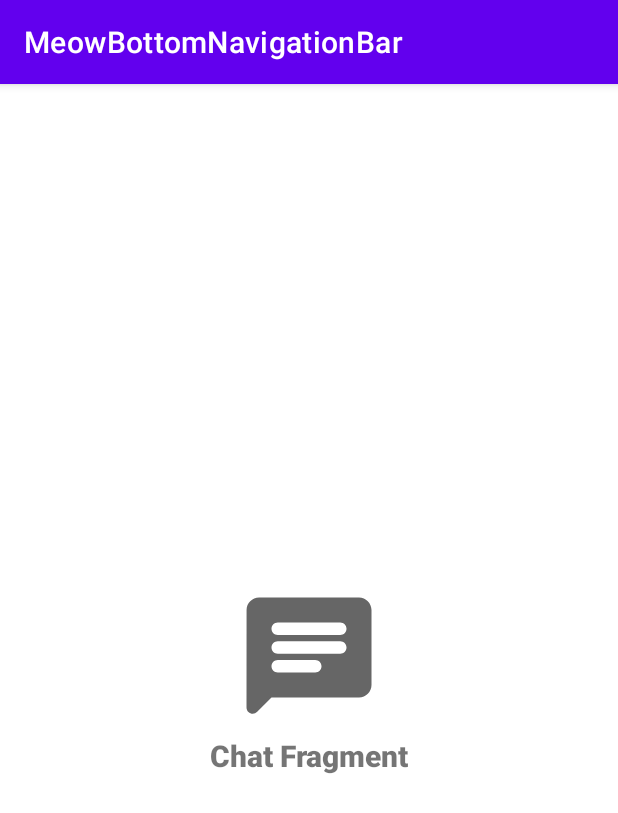
After one commit to RujiraKongsomran/MeowBottomNavigationBar, an Android app: the fragment ChatFragment shown on its own in the app's theme, on a phone screen of 412 x 824 dp. The commit adds this screen. Shown: the top 813 px of the screen. Run offline under Robolectric (Android 15) with nearby library versions, the phone set to English and light mode, and no system bars.

Commit message:
Create and design layout to fragment

```diff
--- a/app/build.gradle
+++ b/app/build.gradle
@@ -40,6 +40,7 @@ dependencies {
     implementation 'androidx.appcompat:appcompat:1.3.1'
     implementation 'com.google.android.material:material:1.4.0'
     implementation 'androidx.constraintlayout:constraintlayout:2.1.0'
+    implementation 'androidx.legacy:legacy-support-v4:1.0.0'
     testImplementation 'junit:junit:4.13.2'
     androidTestImplementation 'androidx.test.ext:junit:1.1.3'
     androidTestImplementation 'androidx.test.espresso:espresso-core:3.4.0'
--- /dev/null
+++ b/app/src/main/java/com/rujirakongsomran/meowbottomnavigationbar/ChatFragment.kt
@@ -0,0 +1,59 @@
+package com.rujirakongsomran.meowbottomnavigationbar
+
+import android.os.Bundle
+import androidx.fragment.app.Fragment
+import android.view.LayoutInflater
+import android.view.View
+import android.view.ViewGroup
+
+// TODO: Rename parameter arguments, choose names that match
+// the fragment initialization parameters, e.g. ARG_ITEM_NUMBER
+private const val ARG_PARAM1 = "param1"
+private const val ARG_PARAM2 = "param2"
+
+/**
+ * A simple [Fragment] subclass.
+ * Use the [ChatFragment.newInstance] factory method to
+ * create an instance of this fragment.
+ */
+class ChatFragment : Fragment() {
+    // TODO: Rename and change types of parameters
+    private var param1: String? = null
+    private var param2: String? = null
+
+    override fun onCreate(savedInstanceState: Bundle?) {
+        super.onCreate(savedInstanceState)
+        arguments?.let {
+            param1 = it.getString(ARG_PARAM1)
+            param2 = it.getString(ARG_PARAM2)
+        }
+    }
+
+    override fun onCreateView(
+        inflater: LayoutInflater, container: ViewGroup?,
+        savedInstanceState: Bundle?
+    ): View? {
+        // Inflate the layout for this fragment
+        return inflater.inflate(R.layout.fragment_chat, container, false)
+    }
+
+    companion object {
+        /**
+         * Use this factory method to create a new instance of
+         * this fragment using the provided parameters.
+         *
+         * @param param1 Parameter 1.
+         * @param param2 Parameter 2.
+         * @return A new instance of fragment ChatFragment.
+         */
+        // TODO: Rename and change types and number of parameters
+        @JvmStatic
+        fun newInstance(param1: String, param2: String) =
+            ChatFragment().apply {
+                arguments = Bundle().apply {
+                    putString(ARG_PARAM1, param1)
+                    putString(ARG_PARAM2, param2)
+                }
+            }
+    }
+}
--- /dev/null
+++ b/app/src/main/res/layout/fragment_chat.xml
@@ -0,0 +1,32 @@
+<?xml version="1.0" encoding="utf-8"?>
+<androidx.constraintlayout.widget.ConstraintLayout xmlns:android="http://schemas.android.com/apk/res/android"
+    xmlns:tools="http://schemas.android.com/tools"
+    android:layout_width="match_parent"
+    android:layout_height="match_parent"
+    xmlns:app="http://schemas.android.com/apk/res-auto"
+    tools:context=".ChatFragment">
+
+    <!-- TODO: Update blank fragment layout -->
+    <ImageView
+        android:id="@+id/imageView"
+        android:layout_width="100dp"
+        android:layout_height="100dp"
+        android:src="@drawable/ic_chat"
+        app:layout_constraintBottom_toBottomOf="parent"
+        app:layout_constraintEnd_toEndOf="parent"
+        app:layout_constraintStart_toStartOf="parent"
+        app:layout_constraintTop_toTopOf="parent" />
+
+    <TextView
+        android:id="@+id/textView"
+        android:layout_width="wrap_content"
+        android:layout_height="wrap_content"
+        android:fontFamily="sans-serif-black"
+        android:text="Chat Fragment"
+        android:textSize="20sp"
+        app:layout_constraintEnd_toEndOf="@+id/imageView"
+        app:layout_constraintHorizontal_bias="0.51"
+        app:layout_constraintStart_toStartOf="@+id/imageView"
+        app:layout_constraintTop_toBottomOf="@+id/imageView" />
+
+</androidx.constraintlayout.widget.ConstraintLayout>
--- a/app/src/main/res/values/strings.xml
+++ b/app/src/main/res/values/strings.xml
@@ -1,3 +1,5 @@
 <resources>
     <string name="app_name">MeowBottomNavigationBar</string>
+    <!-- TODO: Remove or change this placeholder text -->
+    <string name="hello_blank_fragment">Hello blank fragment</string>
 </resources>
```
Also changed, not shown: app/src/main/java/com/rujirakongsomran/meowbottomnavigationbar/ExploreFragment.kt (added, +59 -0 lines), app/src/main/java/com/rujirakongsomran/meowbottomnavigationbar/HomeFragment.kt (added, +59 -0 lines), app/src/main/java/com/rujirakongsomran/meowbottomnavigationbar/NotificationFragment.kt (added, +59 -0 lines), app/src/main/java/com/rujirakongsomran/meowbottomnavigationbar/UserFragment.kt (added, +59 -0 lines), app/src/main/res/layout/fragment_explore.xml (added, +32 -0 lines), app/src/main/res/layout/fragment_home.xml (added, +30 -0 lines), app/src/main/res/layout/fragment_notification.xml (added, +32 -0 lines), app/src/main/res/layout/fragment_user.xml (added, +32 -0 lines).
